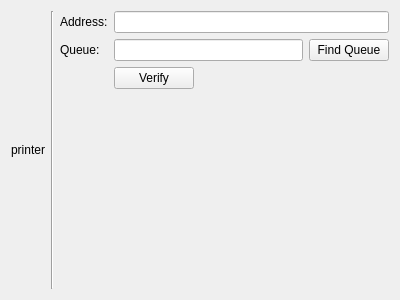
The window that add-printer/ChooseIpp.ui (KDE/print-manager) describes before a commit, drawn with Qt 5.
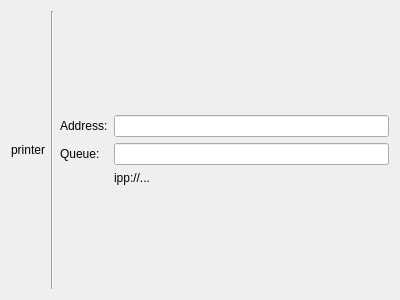
The same window after the commit. Custom widgets are drawn as their Qt base class.

Commit message: Merged worker thread in one class, ChooSocket and ChooseIpp (though no verify button) UI done

Diff of the .ui file:
```diff
--- a/add-printer/ChooseIpp.ui
+++ b/add-printer/ChooseIpp.ui
@@ -81,6 +81,9 @@
      <property name="fieldGrowthPolicy">
       <enum>QFormLayout::ExpandingFieldsGrow</enum>
      </property>
+     <property name="formAlignment">
+      <set>Qt::AlignLeading|Qt::AlignLeft|Qt::AlignVCenter</set>
+     </property>
      <item row="0" column="0">
       <widget class="QLabel" name="label_2">
        <property name="text">
@@ -103,19 +106,12 @@
        <item>
         <widget class="KLineEdit" name="queueLE"/>
        </item>
-       <item>
-        <widget class="QPushButton" name="detectPB">
-         <property name="text">
-          <string comment="@action:button">Find Queue</string>
-         </property>
-        </widget>
-       </item>
       </layout>
      </item>
      <item row="2" column="1">
-      <widget class="QPushButton" name="verifyPB">
+      <widget class="QLabel" name="uriL">
        <property name="text">
-        <string comment="@action:button">Verify</string>
+        <string notr="true">ipp://...</string>
        </property>
       </widget>
      </item>
```
The commit also changes 16 other files.
